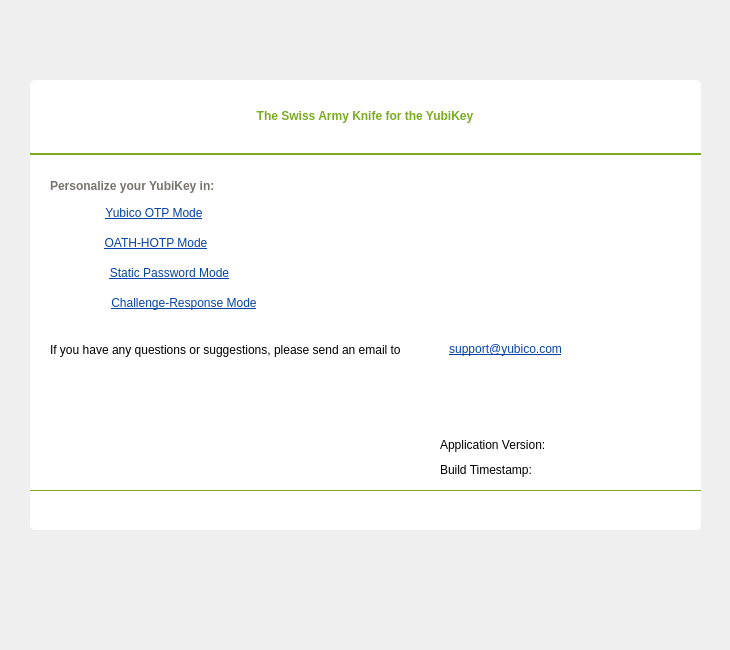
Above: src/ui/aboutpage.ui from Yubico/yubikey-personalization-gui before the change. Below: the same form after it.
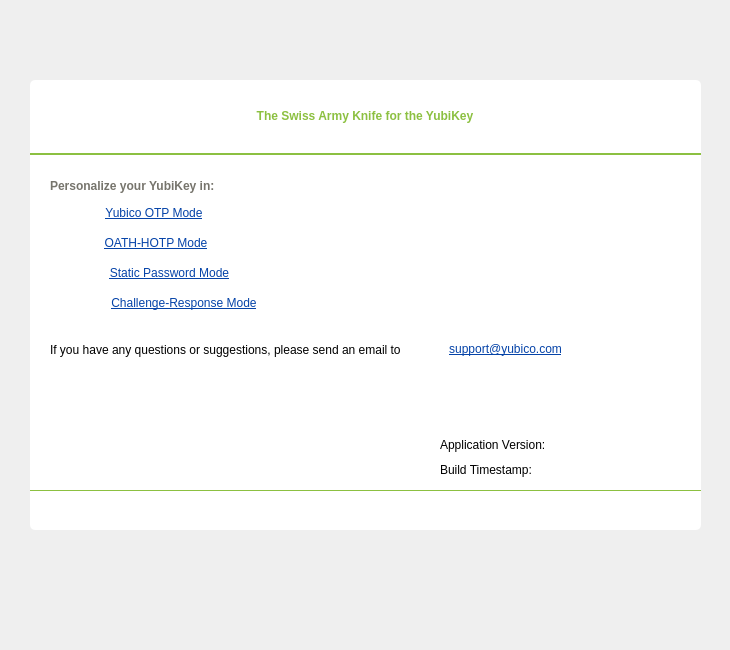
That is the form after the change. Icons and pictures are not drawn.

Commit message: change green color to correct Yubico green

The edit to the form file:
```diff
--- a/src/ui/aboutpage.ui
+++ b/src/ui/aboutpage.ui
@@ -301,7 +301,7 @@
      </rect>
     </property>
     <property name="styleSheet">
-     <string notr="true">background-color: rgb(122, 171, 32);</string>
+     <string notr="true">background-color: rgb(140, 192, 65);</string>
     </property>
     <property name="lineWidth">
      <number>1</number>
@@ -322,7 +322,7 @@
     <property name="styleSheet">
      <string notr="true">font: 18px &quot;Verdana&quot;;
 font-weight: bold;
-color: rgb(122, 171, 32);</string>
+color: rgb(140, 192, 65);</string>
     </property>
     <property name="text">
      <string>The Swiss Army Knife for the YubiKey</string>
@@ -341,7 +341,7 @@
      </rect>
     </property>
     <property name="styleSheet">
-     <string notr="true">background-color: rgb(122, 171, 32);</string>
+     <string notr="true">background-color: rgb(140, 192, 65);</string>
     </property>
     <property name="lineWidth">
      <number>1</number>
```
The commit also changes 7 other files.
